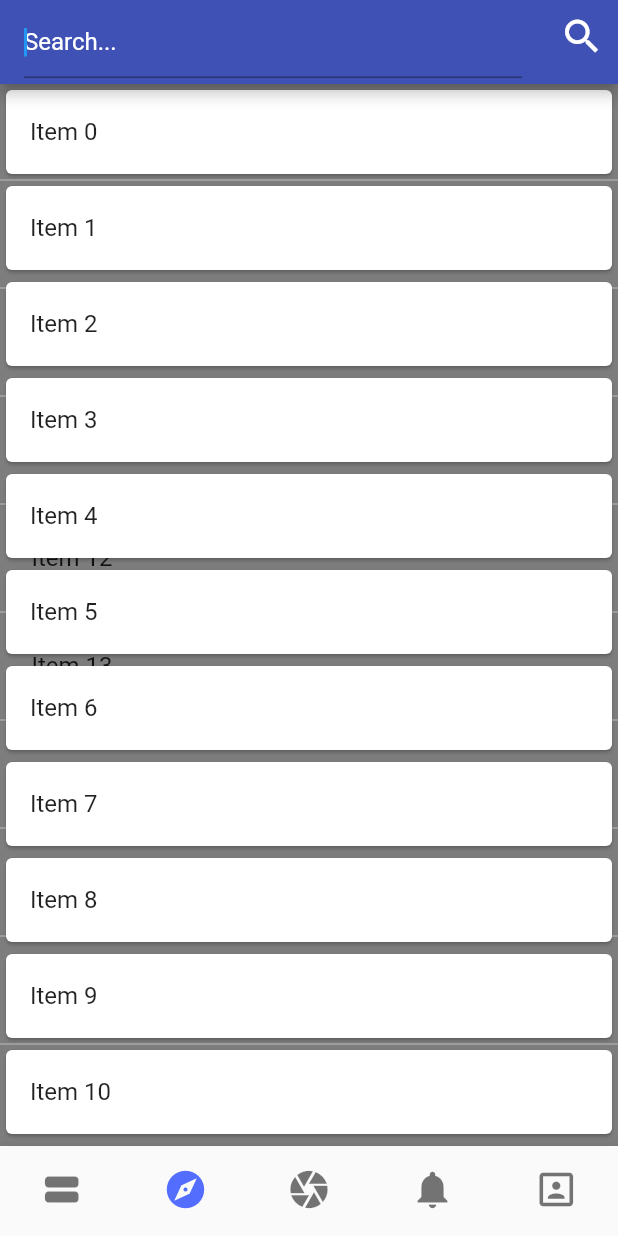
After one commit to philalem/tutorial_app, a Flutter app: the screen it shows once a user with an empty profile is signed in, scrolled down 576 dp, after a tap on the "search" icon, on a phone screen of 412 x 824 dp. The commit adds this screen. Run offline on Flutter 3.47's test engine with Material 2 defaults, Android fonts, the phone set to English and light mode, and no system bars; our stand-ins replace camera, cloud_firestore, firebase_auth, firebase_storage, google_fonts, image_picker and 1 more; accounts and stored records are empty.

Commit message:
updated the search display

```diff
--- a/lib/explore.dart
+++ b/lib/explore.dart
@@ -13,7 +13,7 @@ class _ExploreState extends State<Explore> {
       separatorBuilder: (context, index) => Divider(
         color: Colors.grey[400],
       ),
-      itemCount: 10,
+      itemCount: 20,
       itemBuilder: (context, index) => InkWell(
         child: ListTile(
           title: Padding(
--- a/lib/home.dart
+++ b/lib/home.dart
@@ -1,6 +1,7 @@
 import 'package:creaid/profile/dynamicProfile.dart';
 import 'dart:ui';
 
+import 'package:creaid/searchDisplay.dart';
 import 'package:flutter/material.dart';
 import 'package:flutter/services.dart';
 import 'package:creaid/camerascreen/camera_screen.dart';
@@ -45,6 +46,7 @@ class _HomeState extends State<Home> {
 
   @override
   Widget build(BuildContext context) {
+    var focusNode = new FocusNode();
     var screenHeight = MediaQuery.of(context).size.height;
     var screenWidth = MediaQuery.of(context).size.width;
     SystemChrome.setEnabledSystemUIOverlays([SystemUiOverlay.top]);
@@ -58,6 +60,7 @@ class _HomeState extends State<Home> {
                 opacity: _isSearching ? 1 : 0,
                 duration: Duration(milliseconds: 200),
                 child: TextField(
+                  focusNode: focusNode,
                   decoration: InputDecoration(
                     focusedBorder: UnderlineInputBorder(
                       borderSide: BorderSide(color: Colors.white),
@@ -101,10 +104,11 @@ class _HomeState extends State<Home> {
                   icon: Icon(
                     Icons.search,
                   ),
-                  onPressed: () => {
+                  onPressed: () {
+                    focusNode.requestFocus();
                     setState(() {
                       _isSearching = !_isSearching;
-                    })
+                    });
                   },
                 ),
               ),
@@ -121,7 +125,6 @@ class _HomeState extends State<Home> {
       body: Stack(
         fit: StackFit.expand,
         children: <Widget>[
-          _pages[_navBarItemIndex],
           AnimatedOpacity(
             opacity: _isSearching ? 0.5 : 0,
             duration: Duration(milliseconds: 200),
@@ -131,6 +134,8 @@ class _HomeState extends State<Home> {
               width: screenWidth,
             ),
           ),
+          _pages[_navBarItemIndex],
+          _isSearching ? SearchDisplay() : SizedBox(),
         ],
       ),
       bottomNavigationBar: BottomNavigationBar(
--- a/lib/login/login.dart
+++ b/lib/login/login.dart
@@ -90,7 +90,7 @@ class _LoginState extends State<Login> {
                     ),
                     SizedBox(height: 40.0),
                     CreaidButton(
-                      label: 'Sign up',
+                      label: 'Sign in',
                       onPressed: () async {
                         if (_formKey.currentState.validate()) {
                           _formKey.currentState.save();
--- /dev/null
+++ b/lib/searchDisplay.dart
@@ -0,0 +1,36 @@
+import 'package:flutter/material.dart';
+import 'package:creaid/video-player.dart';
+
+class SearchDisplay extends StatefulWidget {
+  @override
+  createState() => _SearchDisplayState();
+}
+
+class _SearchDisplayState extends State<SearchDisplay> {
+  @override
+  Widget build(BuildContext context) {
+    return ListView.builder(
+      shrinkWrap: true,
+      itemCount: 15,
+      itemBuilder: (context, index) => InkWell(
+        child: Card(
+          color: Colors.white,
+          child: ListTile(
+            title: Text(
+              'Item $index',
+            ),
+            onTap: () {
+              Navigator.of(context).push(
+                MaterialPageRoute(
+                  builder: (context) {
+                    return VideoPlayerScreen();
+                  },
+                ),
+              );
+            },
+          ),
+        ),
+      ),
+    );
+  }
+}
```
